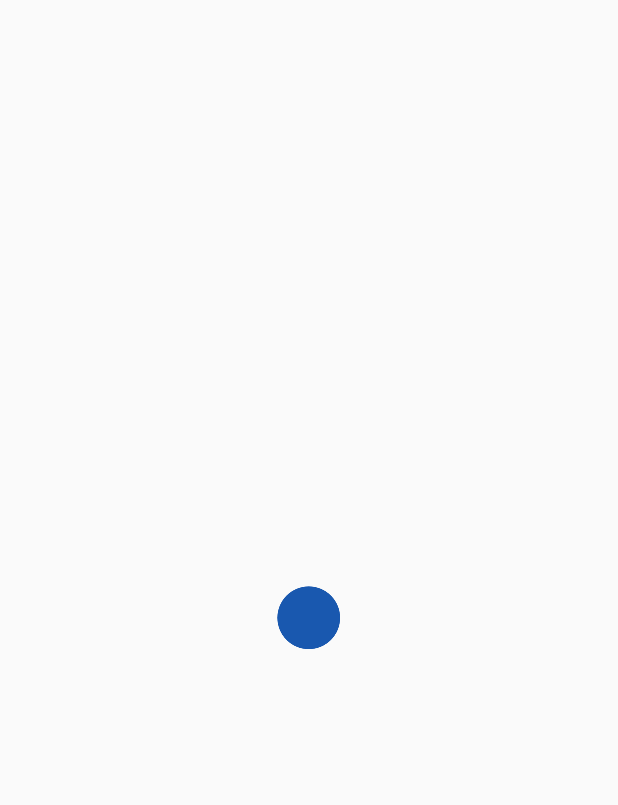
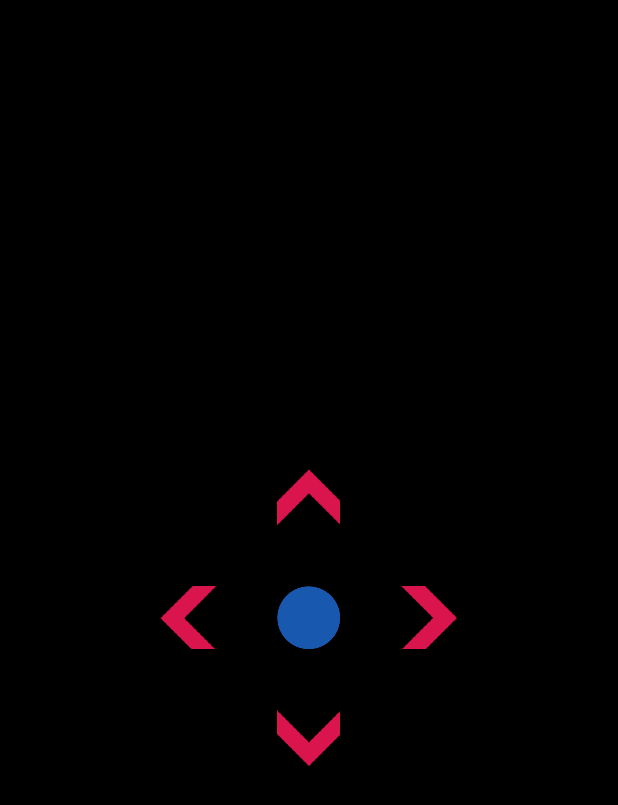
Before and after one commit to rashintha/BluetoothRCCarController, an Android app: the screen it shows after launch (MainActivity), on a phone screen of 412 x 824 dp. Shown: the top 805 px of the screen. Run offline under Robolectric (Android 15) with nearby library versions, the phone set to English and light mode, and no system bars.

Commit message:
Main Layout Changes

```diff
--- a/app/src/main/res/layout/activity_main.xml
+++ b/app/src/main/res/layout/activity_main.xml
@@ -4,12 +4,50 @@
     xmlns:tools="http://schemas.android.com/tools"
     android:layout_width="match_parent"
     android:layout_height="match_parent"
-    tools:context="com.rashintha.opensource.bluetoothrccarcontroller.MainActivity">
+    tools:context="com.rashintha.opensource.bluetoothrccarcontroller.MainActivity"
+    android:background="#000">
 
     <ImageButton
+        android:id="@+id/btnStop"
         android:layout_width="wrap_content"
         android:layout_height="wrap_content"
         android:background="@mipmap/rc_stop"
-        android:layout_centerInParent="true"/>
+        android:layout_centerHorizontal="true"
+        android:layout_centerVertical="true"/>
 
+    <ImageButton
+        android:id="@+id/btnUp"
+        android:layout_width="wrap_content"
+        android:layout_height="wrap_content"
+        android:layout_above="@id/btnStop"
+        android:layout_centerHorizontal="true"
+        android:background="@mipmap/rc_up_arrow"
+        android:layout_marginBottom="30dp"/>
+
+    <ImageButton
+        android:id="@+id/btnDown"
+        android:layout_width="wrap_content"
+        android:layout_height="wrap_content"
+        android:layout_below="@id/btnStop"
+        android:layout_centerHorizontal="true"
+        android:background="@mipmap/rc_down_arrow"
+        android:layout_marginTop="30dp"/>
+
+    <ImageButton
+        android:id="@+id/btnLeft"
+        android:layout_width="wrap_content"
+        android:layout_height="wrap_content"
+        android:layout_toStartOf="@id/btnStop"
+        android:layout_centerVertical="true"
+        android:background="@mipmap/rc_left_arrow"
+        android:layout_marginEnd="30dp"/>
+
+    <ImageButton
+        android:id="@+id/btnRight"
+        android:layout_width="wrap_content"
+        android:layout_height="wrap_content"
+        android:layout_toEndOf="@id/btnStop"
+        android:layout_centerVertical="true"
+        android:background="@mipmap/rc_right_arrow"
+        android:layout_marginStart="30dp"/>
 </RelativeLayout>
```
